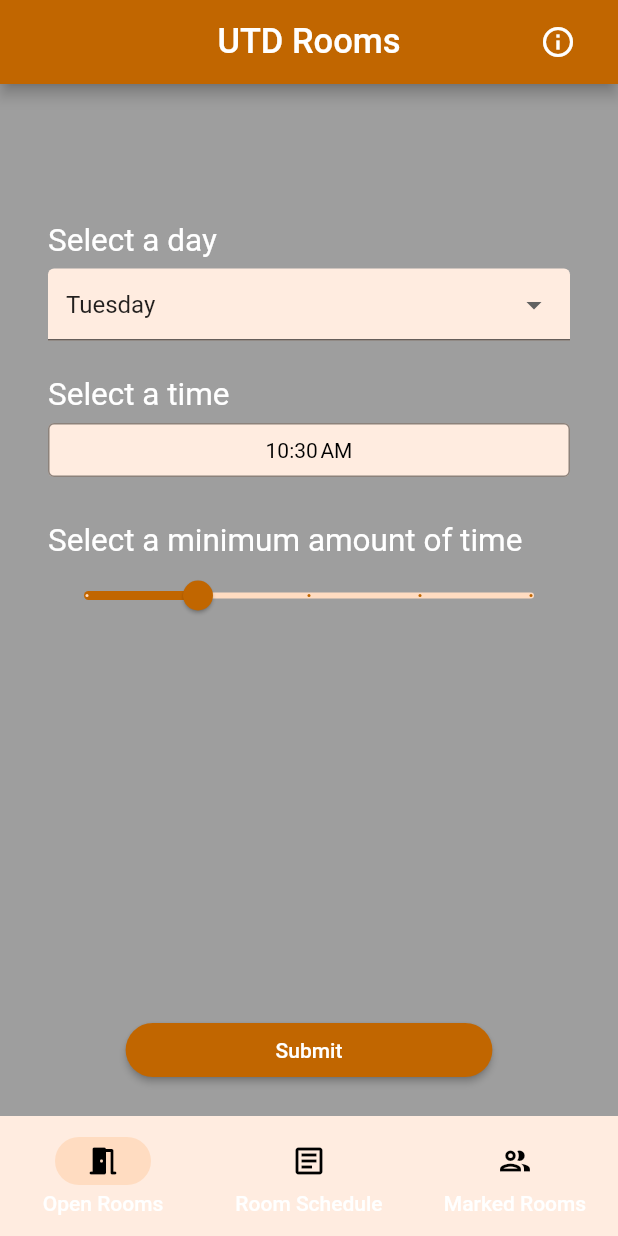
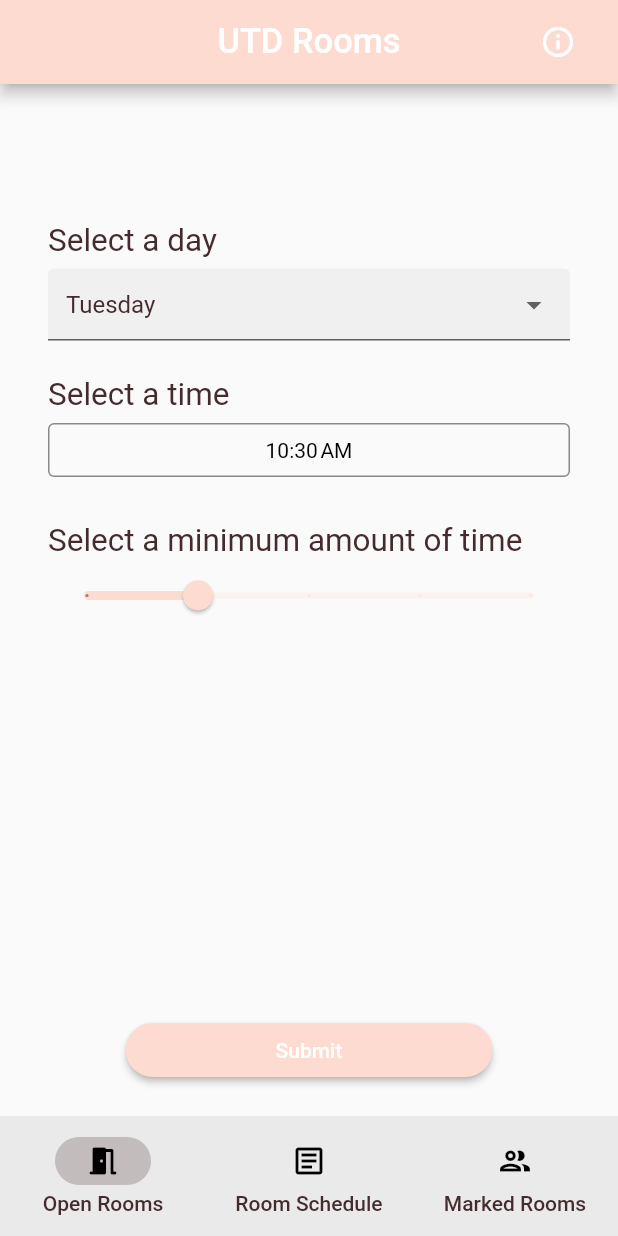
Before and after one commit to mithil957/utdrooms-app, a Flutter app: the screen it shows after launch, on a phone screen of 412 x 824 dp. Run offline on Flutter 3.47's test engine with Material 2 defaults, Android fonts, the phone set to English and light mode, and no system bars; our stand-ins replace multi_select_flutter; missing offline and left inert: dart:ffi; Roboto replaces fonts that are missing (Rubik).

Commit message:
added theme data, won't work out due to other custom widgets not inheriting that color

```diff
--- a/lib/colors.dart
+++ b/lib/colors.dart
@@ -1,56 +1,16 @@
 import 'package:flutter/material.dart';
-
-const Color utdGreen50 = Color.fromRGBO(235, 241, 230, 1.0);
-const Color utdGreen100 = Color.fromRGBO(217, 231, 203, 1.0);
-const Color utdGreen150 = Color.fromRGBO(56, 106, 32, 1.0);
-const Color utdGreen200 = Color.fromRGBO(183, 243, 151, 1.0);
-
-
-const Color utdOrange50 = Color.fromRGBO(255, 236, 224, 1.0);
-const Color utdOrange100 = Color.fromRGBO(255, 220, 193, 1.0);
-const Color utdOrange150 = Color.fromRGBO(193, 102, 0, 1.0);
-
-
-const Color purple50 = Color.fromRGBO(234, 221, 255, 1.0);
-const Color purple100 = Color.fromRGBO(212, 176, 255, 1.0);
-const Color purple150 = Color.fromRGBO(103, 80, 164, 1.0);
 
 
 
+const kShrinePink50 = Color(0xFFFEEAE6);
+const kShrinePink100 = Color(0xFFFEDBD0);
+const kShrinePink300 = Color(0xFFFBB8AC);
+const kShrinePink400 = Color(0xFFEAA4A4);
 
+const kShrineBrown900 = Color(0xFF442B2D);
 
+const kShrineErrorRed = Color(0xFFC5032B);
 
-
-const ColorScheme _shrineColorScheme = ColorScheme(
-  primary: shrinePink100,
-  primaryVariant: shrineBrown900,
-  secondary: shrinePink50,
-  secondaryVariant: shrineBrown900,
-  surface: shrineSurfaceWhite,
-  background: shrineBackgroundWhite,
-  error: shrineErrorRed,
-  onPrimary: shrineBrown900,
-  onSecondary: shrineBrown900,
-  onSurface: shrineBrown900,
-  onBackground: shrineBrown900,
-  onError: shrineSurfaceWhite,
-  brightness: Brightness.light,
-);
-
-
-
-
-const Color shrinePink50 = Color(0xFFFEEAE6);
-const Color shrinePink100 = Color(0xFFFEDBD0);
-const Color shrinePink300 = Color(0xFFFBB8AC);
-const Color shrinePink400 = Color(0xFFEAA4A4);
-
-const Color shrineBrown900 = Color(0xFF442B2D);
-const Color shrineBrown600 = Color(0xFF7D4F52);
-
-const Color shrineErrorRed = Color(0xFFC5032B);
-
-const Color shrineSurfaceWhite = Color(0xFFFFFBFA);
-const Color shrineBackgroundWhite = Colors.white;
-
-const defaultLetterSpacing = 0.03;
+const kShrineSurfaceWhite = Color(0xFFFFFBFA);
+const kShrinePurple = Color(0xFF5D1049);
+const kShrineBlack = Color(0xFF000000);
--- a/lib/main.dart
+++ b/lib/main.dart
@@ -31,9 +31,7 @@ class _MyAppState extends State<MyApp> {
     return MaterialApp(
       title: 'UTD Rooms',
       home: MainPageState(),
-      theme: CustomTheme.lightTheme,
-      darkTheme: CustomTheme.darkTheme,
-      themeMode: currentTheme.currentTheme,
+      theme: CustomTheme.shrineTheme
     );
   }
 }
@@ -53,12 +51,6 @@ class _MainPageStateState extends State<MainPageState> {
     CheckedRoomsScreen(),
   ];
 
-  final barColors = [
-    [utdOrange50, utdOrange100, utdOrange150],
-    [utdGreen50, utdGreen100, utdGreen150],
-    [purple50, purple100, purple150],
-  ];
-
   void _InformationScreen() {
     Navigator.of(context).push(MaterialPageRoute(builder: (context) {
       return const InformationScreen();
@@ -70,8 +62,6 @@ class _MainPageStateState extends State<MainPageState> {
         body: screens[index],
         bottomNavigationBar: NavigationBarTheme(
           data: NavigationBarThemeData(
-            indicatorColor: barColors[index][1],
-            backgroundColor: barColors[index][0],
             labelTextStyle: MaterialStateProperty.all(
               const TextStyle(fontSize: 14, fontWeight: FontWeight.w500),
             ),
@@ -116,7 +106,6 @@ class _MainPageStateState extends State<MainPageState> {
               ),
             )
           ],
-          backgroundColor: barColors[index][2],
         ),
       );
 }
--- a/lib/screens/open_rooms_form_screen.dart
+++ b/lib/screens/open_rooms_form_screen.dart
@@ -4,6 +4,7 @@ import 'package:flutter/material.dart';
 import 'package:utdrooms_mobile_app/colors.dart';
 import 'package:intl/intl.dart';
 import 'package:utdrooms_mobile_app/data_screens/open_rooms_data_screen.dart';
+import 'package:utdrooms_mobile_app/globals.dart';
 import 'package:utdrooms_mobile_app/model/request/room_time_ranges_request.dart';
 
 class OpenRoomsScreen extends StatefulWidget {
@@ -14,15 +15,6 @@ class OpenRoomsScreen extends StatefulWidget {
 }
 
 class _OpenRoomsScreenState extends State<OpenRoomsScreen> {
-  final _daysOfTheWeek = <String>[
-    'Monday',
-    'Tuesday',
-    'Wednesday',
-    'Thursday',
-    'Friday',
-    'Saturday',
-    'Sunday'
-  ];
 
   late String _daySelected =
       DateFormat('EEEE').format(DateTime.now()).toString();
@@ -38,16 +30,13 @@ class _OpenRoomsScreenState extends State<OpenRoomsScreen> {
       value: _daySelected,
       decoration: const InputDecoration(
         filled: true,
-        fillColor: utdOrange50,
-        // labelText: 'Select a day',
-        // border: OutlineInputBorder(borderRadius: BorderRadius.circular(7.0))
       ),
       onChanged: (String? dayPicked) {
         setState(() {
           _daySelected = dayPicked!;
         });
       },
-      items: _daysOfTheWeek.map<DropdownMenuItem<String>>((String day) {
+      items: daysOfTheWeek.map<DropdownMenuItem<String>>((String day) {
         return DropdownMenuItem<String>(
           value: day,
           child: Text(day),
@@ -66,11 +55,7 @@ class _OpenRoomsScreenState extends State<OpenRoomsScreen> {
         initialEntryMode: TimePickerEntryMode.input,
         builder: (context, child) {
           return Theme(
-            data: ThemeData.light().copyWith(
-                colorScheme: const ColorScheme.light(
-                    primary: utdOrange150,
-                    surface: utdOrange50,
-                    onSurface: Colors.black)),
+            data: ThemeData.light(),
             child: child!,
           );
         });
@@ -85,14 +70,12 @@ class _OpenRoomsScreenState extends State<OpenRoomsScreen> {
 
   Widget _minimumTimeSelector() {
     return SliderTheme(
-      data: const SliderThemeData(valueIndicatorColor: utdOrange150),
+      data: const SliderThemeData(),
       child: Slider.adaptive(
         value: _minimumTimeSelected,
         min: 0,
         max: 120.0,
         divisions: 4,
-        activeColor: utdOrange150,
-        inactiveColor: utdOrange100,
         label: _minimumTimeSelected.round().toString() + ' minutes',
         onChanged: (value) {
           setState(() {
@@ -142,8 +125,6 @@ class _OpenRoomsScreenState extends State<OpenRoomsScreen> {
                       color: Colors.black, fontWeight: FontWeight.normal),
                 ),
                 style: OutlinedButton.styleFrom(
-                    primary: utdOrange50,
-                    backgroundColor: utdOrange50,
                     side: const BorderSide(color: Colors.black45)
                     // shape: RoundedRectangleBorder(borderRadius: BorderRadius.circular(50)),
                     )),
@@ -165,7 +146,6 @@ class _OpenRoomsScreenState extends State<OpenRoomsScreen> {
           style: ElevatedButton.styleFrom(
             //TODO how to not hardcode these? controls the size of the button
             padding: const EdgeInsets.fromLTRB(100.0, 5.0, 100.0, 5.0),
-            primary: utdOrange150,
             shape:
                 RoundedRectangleBorder(borderRadius: BorderRadius.circular(50)),
           ),
--- a/lib/screens/room_schedule_form_screen.dart
+++ b/lib/screens/room_schedule_form_screen.dart
@@ -33,7 +33,6 @@ class _RoomScheduleScreenState extends State<RoomScheduleScreen> {
       value: _daySelected,
       decoration: const InputDecoration(
         filled: true,
-        fillColor: utdGreen50,
       ),
       onChanged: (String? dayPicked) {
         setState(() {
@@ -52,7 +51,6 @@ class _RoomScheduleScreenState extends State<RoomScheduleScreen> {
   Widget _buildRoomDropDown(List<String> rooms) {
     return MultiSelectDialogField(
       decoration: const BoxDecoration(
-          color: utdGreen50,
           border: Border(
               bottom: BorderSide(
                   color: Colors.black,
@@ -60,13 +58,10 @@ class _RoomScheduleScreenState extends State<RoomScheduleScreen> {
               )
           )
       ),
-      backgroundColor: utdGreen50,
-      selectedColor: utdGreen150,
       // checkColor: Colors.black,
       height: 400,
       buttonIcon: const Icon(Icons.arrow_drop_down, color: Color.fromRGBO(0, 0, 0, .6),),
       chipDisplay: MultiSelectChipDisplay(
-        chipColor: utdGreen150,
         textStyle: const TextStyle(color: Colors.white),
         items: _selectedRooms.map((e) => MultiSelectItem(e, e)).toList(),
         onTap: (value) {
@@ -143,7 +138,6 @@ class _RoomScheduleScreenState extends State<RoomScheduleScreen> {
               style: ElevatedButton.styleFrom(
                 //TODO how to not hardcode these? controls the size of the button
                 padding: const EdgeInsets.fromLTRB(100.0, 5.0, 100.0, 5.0),
-                primary: utdGreen150,
                 shape:
                 RoundedRectangleBorder(borderRadius: BorderRadius.circular(50)),
               ),
--- a/lib/themes.dart
+++ b/lib/themes.dart
@@ -7,7 +7,7 @@ CustomTheme currentTheme = CustomTheme();
 
 class CustomTheme with ChangeNotifier {
   static bool _isDarkTheme = true;
-  ThemeMode get currentTheme => _isDarkTheme ? ThemeMode.dark : ThemeMode.light;
+  ThemeMode get currentTheme => ThemeMode.light;
 
   void toggleTheme() {
     _isDarkTheme = !_isDarkTheme;
@@ -31,7 +31,6 @@ class CustomTheme with ChangeNotifier {
   static ThemeData get darkTheme {
     return ThemeData(
       primaryColor: Colors.black,
-      accentColor: Colors.red,
       backgroundColor: Colors.grey,
       scaffoldBackgroundColor: Colors.grey,
       textTheme: const TextTheme(
@@ -39,7 +38,64 @@ class CustomTheme with ChangeNotifier {
         headline2: TextStyle(color: Colors.white),
         bodyText1: TextStyle(color: Colors.white),
         bodyText2: TextStyle(color: Colors.white)
-      )
+      ), colorScheme: ColorScheme.fromSwatch().copyWith(secondary: Colors.red)
+    );
+  }
+
+  static ThemeData get shrineTheme {
+    final ThemeData base = ThemeData.light();
+    return base.copyWith(
+      colorScheme: base.colorScheme.copyWith(
+        primary: kShrinePink100,
+        onPrimary: kShrineBrown900,
+        secondary: kShrineBrown900,
+        error: kShrineErrorRed,
+      ),
+      textTheme: _buildShrineTextTheme(base.textTheme),
+      textSelectionTheme: const TextSelectionThemeData(
+        selectionColor: kShrinePink100,
+      ),
+    );
+  }
+
+  ThemeData _buildShrineTheme() {
+    final ThemeData base = ThemeData.light();
+    return base.copyWith(
+      colorScheme: base.colorScheme.copyWith(
+        primary: kShrinePink100,
+        onPrimary: kShrineBrown900,
+        secondary: kShrineBrown900,
+        error: kShrineErrorRed,
+      ),
+      textTheme: _buildShrineTextTheme(base.textTheme),
+      textSelectionTheme: const TextSelectionThemeData(
+        selectionColor: kShrinePink100,
+      ),
     );
   }
 }
+
+TextTheme _buildShrineTextTheme(TextTheme base) {
+  return base
+      .copyWith(
+    headline5: base.headline5!.copyWith(
+      fontWeight: FontWeight.w500,
+    ),
+    headline6: base.headline6!.copyWith(
+      fontSize: 18.0,
+    ),
+    caption: base.caption!.copyWith(
+      fontWeight: FontWeight.w400,
+      fontSize: 14.0,
+    ),
+    bodyText1: base.bodyText1!.copyWith(
+      fontWeight: FontWeight.w500,
+      fontSize: 16.0,
+    ),
+  )
+      .apply(
+    fontFamily: 'Rubik',
+    displayColor: kShrineBrown900,
+    bodyColor: kShrineBrown900,
+  );
+}
```
Also changed, not shown: lib/screens/app_information_screen.dart (+6 -8 lines).
